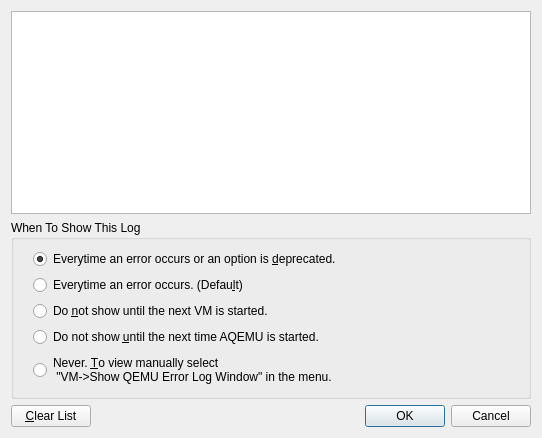
tobimensch/aqemu, file src/Error_Log_Window.ui: the form before one commit.
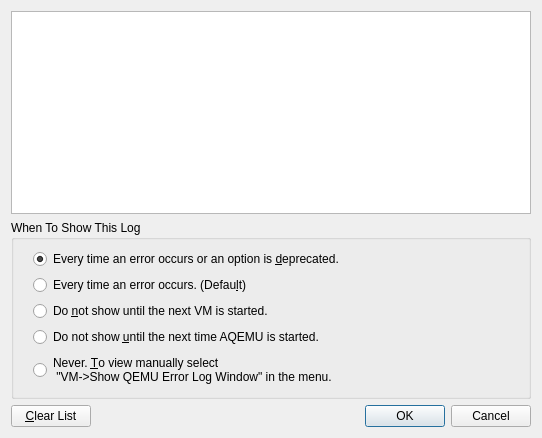
The form after the commit. Icons and pictures are not drawn. Custom widgets are drawn as their Qt base class.

Patch:
```diff
--- a/src/Error_Log_Window.ui
+++ b/src/Error_Log_Window.ui
@@ -40,7 +40,7 @@
         <item>
          <widget class="QRadioButton" name="RB_Normal_Mode">
           <property name="text">
-           <string>Everytime an error occurs or an option is &amp;deprecated.</string>
+           <string>Every time an error occurs or an option is &amp;deprecated.</string>
           </property>
           <property name="checked">
            <bool>true</bool>
@@ -50,7 +50,7 @@
         <item>
          <widget class="QRadioButton" name="RB_User_Normal_Mode">
           <property name="text">
-           <string>Everytime an error occurs. (Defau&amp;lt)</string>
+           <string>Every time an error occurs. (Defau&amp;lt)</string>
           </property>
           <property name="checked">
            <bool>false</bool>
```
